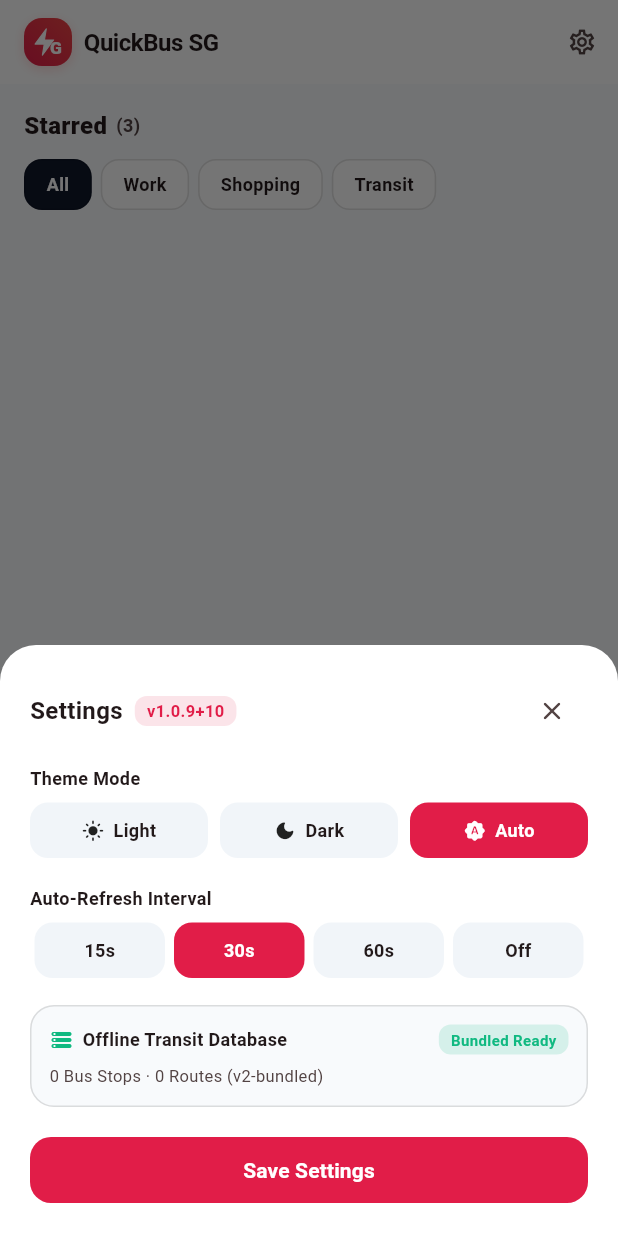
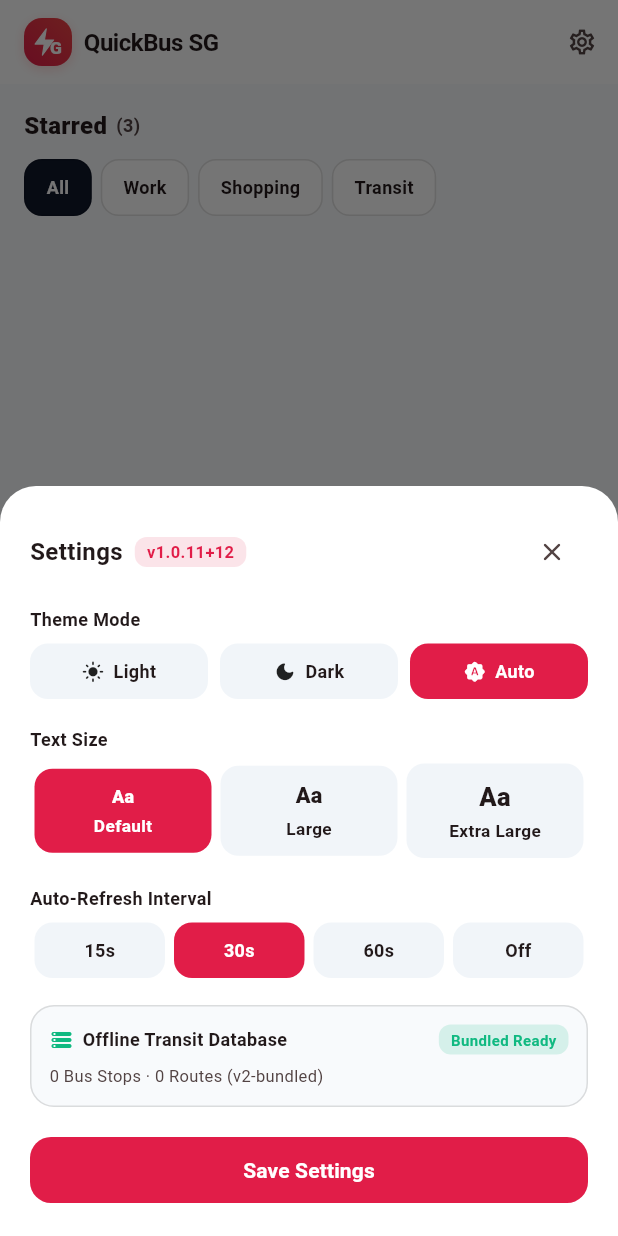
Before and after one commit to whowantamad/quickbus-sg-releases, a Flutter app: the screen it shows after launch, after a tap on the "settings" icon, on a phone screen of 412 x 824 dp. Run offline on Flutter 3.47's test engine with Material 3 defaults, Android fonts, the phone set to English and light mode, and no system bars; our stand-ins replace geolocator, shared_preferences; accounts and stored records are empty.

Commit message:
feat: add app-wide Text Size selector in Settings (v1.0.11+12)

```diff
--- a/flutter_project/lib/main.dart
+++ b/flutter_project/lib/main.dart
@@ -38,11 +38,20 @@
   @override
   Widget build(BuildContext context) {
     const primaryRose = Color(0xFFE11D48);
+    final navHeight = _settings.textScale > 1.0 ? 72.0 : 64.0;
 
     return MaterialApp(
       title: 'QuickBus SG',
       debugShowCheckedModeBanner: false,
       themeMode: _settings.themeMode,
+      builder: (context, child) {
+        return MediaQuery(
+          data: MediaQuery.of(context).copyWith(
+            textScaler: TextScaler.linear(_settings.textScale),
+          ),
+          child: child ?? const SizedBox.shrink(),
+        );
+      },
       theme: ThemeData(
         useMaterial3: true,
         brightness: Brightness.light,
@@ -62,7 +71,7 @@
           backgroundColor: Colors.white,
           surfaceTintColor: Colors.transparent,
           indicatorColor: const Color(0xFFFFF1F2),
-          height: 64,
+          height: navHeight,
           labelTextStyle: WidgetStateProperty.resolveWith((states) {
             final selected = states.contains(WidgetState.selected);
             return TextStyle(
@@ -101,7 +110,7 @@
           backgroundColor: const Color(0xFF0C1220),
           surfaceTintColor: Colors.transparent,
           indicatorColor: const Color(0xFF4C0519).withValues(alpha: 0.55),
-          height: 64,
+          height: navHeight,
           labelTextStyle: WidgetStateProperty.resolveWith((states) {
             final selected = states.contains(WidgetState.selected);
             return TextStyle(
--- a/flutter_project/lib/screens/favorites_screen.dart
+++ b/flutter_project/lib/screens/favorites_screen.dart
@@ -272,7 +272,7 @@
         // Tag Filter Sub-Tabs
         if (tags.length > 2)
           SizedBox(
-            height: 40,
+            height: 44,
             child: ListView.separated(
               padding: const EdgeInsets.symmetric(horizontal: 16, vertical: 3),
               scrollDirection: Axis.horizontal,
--- a/flutter_project/lib/services/favorites_service.dart
+++ b/flutter_project/lib/services/favorites_service.dart
@@ -54,22 +54,26 @@
   final String datamallKey;
   final int autoRefreshSeconds;
   final ThemeMode themeMode;
+  final double textScale;
 
   const UserSettings({
     this.datamallKey = '',
     this.autoRefreshSeconds = 30,
     this.themeMode = ThemeMode.system,
+    this.textScale = 1.0,
   });
 
   UserSettings copyWith({
     String? datamallKey,
     int? autoRefreshSeconds,
     ThemeMode? themeMode,
+    double? textScale,
   }) {
     return UserSettings(
       datamallKey: datamallKey ?? this.datamallKey,
       autoRefreshSeconds: autoRefreshSeconds ?? this.autoRefreshSeconds,
       themeMode: themeMode ?? this.themeMode,
+      textScale: textScale ?? this.textScale,
     );
   }
 
@@ -80,12 +84,15 @@
     if (themeStr == 'dark') mode = ThemeMode.dark;
 
     final savedKey = (json['datamallKey'] as String? ?? '').trim();
+    final rawScale = (json['textScale'] as num?)?.toDouble() ?? 1.0;
+    final clampedScale = rawScale.clamp(0.9, 1.5);
 
     return UserSettings(
       datamallKey:
           savedKey.isNotEmpty ? savedKey : LtaApiService.defaultAccountKey,
       autoRefreshSeconds: (json['autoRefreshSeconds'] as num?)?.toInt() ?? 30,
       themeMode: mode,
+      textScale: clampedScale,
     );
   }
 
@@ -97,6 +104,7 @@
       'datamallKey': datamallKey,
       'autoRefreshSeconds': autoRefreshSeconds,
       'theme': themeStr,
+      'textScale': textScale,
     };
   }
 }
--- a/flutter_project/lib/widgets/settings_sheet.dart
+++ b/flutter_project/lib/widgets/settings_sheet.dart
@@ -3,7 +3,7 @@
 import '../services/transit_db_service.dart';
 
 class SettingsSheet extends StatefulWidget {
-  static const String appVersion = '1.0.9+10';
+  static const String appVersion = '1.0.11+12';
 
   final UserSettings settings;
   final ValueChanged<UserSettings> onSettingsUpdated;
@@ -21,12 +21,14 @@
 class _SettingsSheetState extends State<SettingsSheet> {
   late ThemeMode _themeMode;
   late int _autoRefresh;
+  late double _textScale;
 
   @override
   void initState() {
     super.initState();
     _themeMode = widget.settings.themeMode;
     _autoRefresh = widget.settings.autoRefreshSeconds;
+    _textScale = widget.settings.textScale;
   }
 
   Future<void> _selectTheme(ThemeMode mode) async {
@@ -35,6 +37,7 @@
       widget.settings.copyWith(
         themeMode: mode,
         autoRefreshSeconds: _autoRefresh,
+        textScale: _textScale,
       ),
     );
     widget.onSettingsUpdated(updated);
@@ -46,6 +49,19 @@
       widget.settings.copyWith(
         themeMode: _themeMode,
         autoRefreshSeconds: sec,
+        textScale: _textScale,
+      ),
+    );
+    widget.onSettingsUpdated(updated);
+  }
+
+  Future<void> _selectTextScale(double scale) async {
+    setState(() => _textScale = scale);
+    final updated = await FavoritesService.saveSettings(
+      widget.settings.copyWith(
+        themeMode: _themeMode,
+        autoRefreshSeconds: _autoRefresh,
+        textScale: scale,
       ),
     );
     widget.onSettingsUpdated(updated);
@@ -56,6 +72,7 @@
       widget.settings.copyWith(
         themeMode: _themeMode,
         autoRefreshSeconds: _autoRefresh,
+        textScale: _textScale,
       ),
     );
     widget.onSettingsUpdated(updated);
@@ -157,7 +174,72 @@
               ),
               const SizedBox(height: 18),
 
-              // 2. Auto-Refresh Interval
+              // 2. Text Size Selector
+              const Text(
+                'Text Size',
+                style: TextStyle(fontSize: 12, fontWeight: FontWeight.bold),
+              ),
+              const SizedBox(height: 8),
+              Row(
+                children: const [
+                  (scale: 1.0, label: 'Default', previewSize: 12.0),
+                  (scale: 1.18, label: 'Large', previewSize: 14.5),
+                  (scale: 1.35, label: 'Extra Large', previewSize: 17.0),
+                ].map((opt) {
+                  final active = (_textScale - opt.scale).abs() < 0.05;
+                  return Expanded(
+                    child: Padding(
+                      padding: const EdgeInsets.symmetric(horizontal: 3),
+                      child: InkWell(
+                        onTap: () => _selectTextScale(opt.scale),
+                        borderRadius: BorderRadius.circular(12),
+                        child: Container(
+                          padding: const EdgeInsets.symmetric(
+                            vertical: 10,
+                            horizontal: 6,
+                          ),
+                          decoration: BoxDecoration(
+                            color: active
+                                ? const Color(0xFFE11D48)
+                                : (isDark
+                                    ? const Color(0xFF0F172A)
+                                    : const Color(0xFFF1F5F9)),
+                            borderRadius: BorderRadius.circular(12),
+                          ),
+                          child: Column(
+                            mainAxisSize: MainAxisSize.min,
+                            children: [
+                              Text(
+                                'Aa',
+                                textScaler: TextScaler.noScaling,
+                                style: TextStyle(
+                                  fontSize: opt.previewSize,
+                                  fontWeight: FontWeight.w800,
+                                  color: active ? Colors.white : null,
+                                ),
+                              ),
+                              const SizedBox(height: 3),
+                              Text(
+                                opt.label,
+                                maxLines: 1,
+                                overflow: TextOverflow.ellipsis,
+                                style: TextStyle(
+                                  fontSize: 11.5,
+                                  fontWeight: FontWeight.bold,
+                                  color: active ? Colors.white : null,
+                                ),
+                              ),
+                            ],
+                          ),
+                        ),
+                      ),
+                    ),
+                  );
+                }).toList(),
+              ),
+              const SizedBox(height: 18),
+
+              // 3. Auto-Refresh Interval
               const Text(
                 'Auto-Refresh Interval',
                 style: TextStyle(fontSize: 12, fontWeight: FontWeight.bold),
--- a/flutter_project/pubspec.yaml
+++ b/flutter_project/pubspec.yaml
@@ -1,7 +1,7 @@
 name: quickbus_sg
 description: "Minimalist Singapore Bus Arrival app powered by LTA DataMall v3 with Material 3 design and offline-first transit database."
 publish_to: "none"
-version: 1.0.10+11
+version: 1.0.11+12
 
 environment:
   sdk: ">=3.0.0 <4.0.0"
```
Also changed, not shown: 5 other files.
